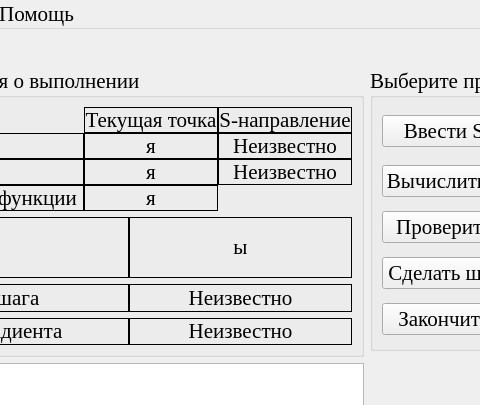
Old version of the form optimizationmethods/ui/FasterDescent.ui in the repository Eliminationzx/optimizationmethods; both pictures show x 116 to 596 and y 0 to 405 of the 939 by 629 pixel window.
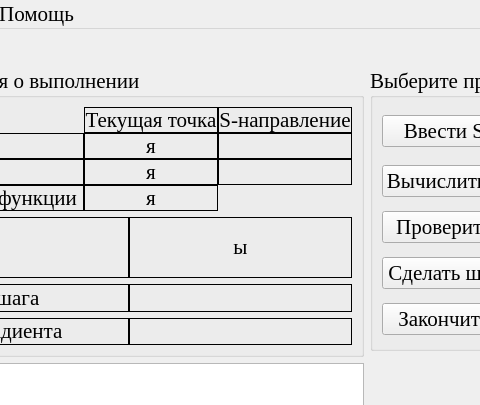
New version of the form. Icons and pictures are not drawn.

The edit to the form file:
```diff
--- a/optimizationmethods/ui/FasterDescent.ui
+++ b/optimizationmethods/ui/FasterDescent.ui
@@ -114,9 +114,6 @@
              <property name="frameShape">
               <enum>QFrame::Box</enum>
              </property>
-             <property name="text">
-              <string>Неизвестно</string>
-             </property>
              <property name="alignment">
               <set>Qt::AlignCenter</set>
              </property>
@@ -159,9 +156,6 @@
              <property name="frameShape">
               <enum>QFrame::Box</enum>
              </property>
-             <property name="text">
-              <string>Неизвестно</string>
-             </property>
              <property name="alignment">
               <set>Qt::AlignCenter</set>
              </property>
@@ -260,9 +254,6 @@
              <property name="frameShape">
               <enum>QFrame::Box</enum>
              </property>
-             <property name="text">
-              <string>Неизвестно</string>
-             </property>
              <property name="alignment">
               <set>Qt::AlignCenter</set>
              </property>
@@ -289,9 +280,6 @@
              <property name="frameShape">
               <enum>QFrame::Box</enum>
              </property>
-             <property name="text">
-              <string>Неизвестно</string>
-             </property>
              <property name="alignment">
               <set>Qt::AlignCenter</set>
              </property>
```
